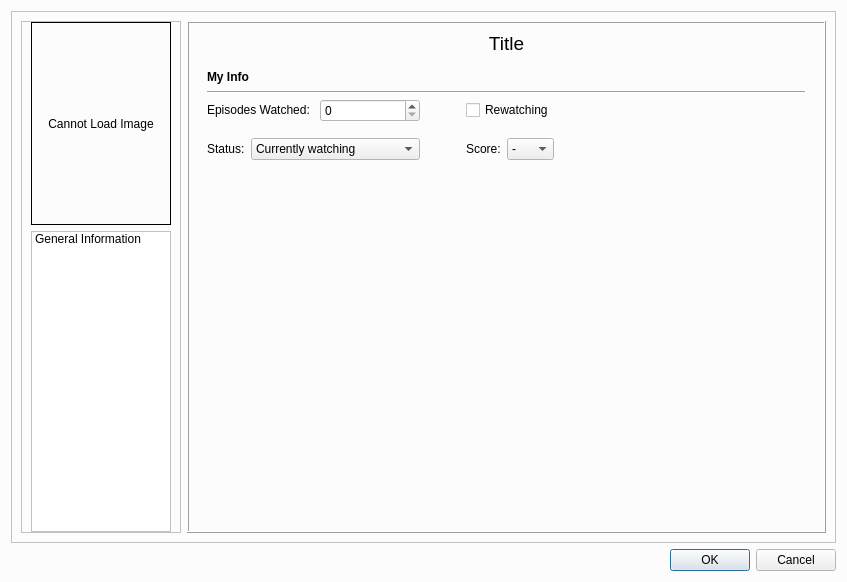
Old version of the form src/ui/dialog_animeinformation.ui in the repository KasaiDot/Ouroboros.
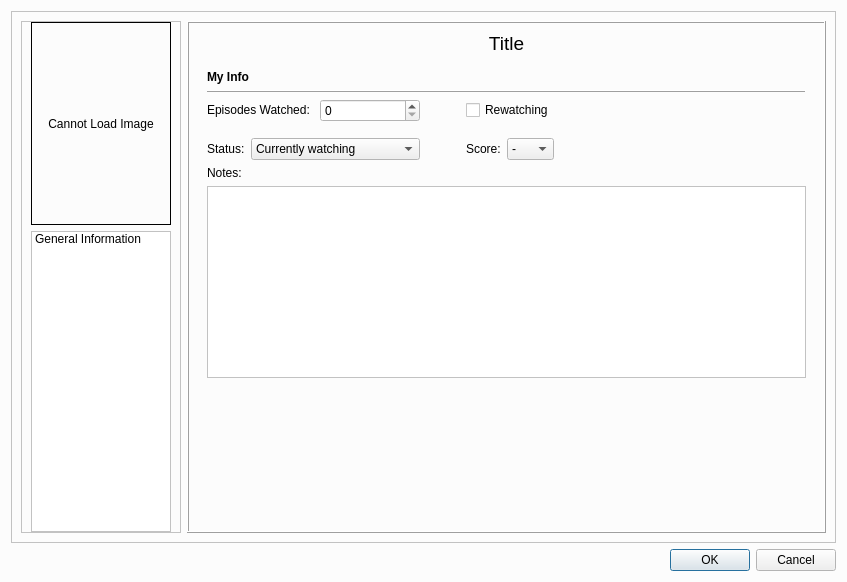
New version of the form. The open tabs and pages were chosen to show the change. Icons and pictures are not drawn.

Commit message:
Added ability to change notes
- Fixed a few bugs
- Progress will now sort by the amount of episodes as well as the
priority

Diff of the .ui file:
```diff
--- a/src/ui/dialog_animeinformation.ui
+++ b/src/ui/dialog_animeinformation.ui
@@ -988,6 +988,16 @@
                </item>
               </layout>
              </item>
+             <item>
+              <widget class="QLabel" name="label_10">
+               <property name="text">
+                <string>Notes:</string>
+               </property>
+              </widget>
+             </item>
+             <item>
+              <widget class="QPlainTextEdit" name="NotesTextBox"/>
+             </item>
              <item>
               <spacer name="verticalSpacer_3">
                <property name="orientation">
```
Left out of the diff: 2 changed lines with no effect on the pictures. The commit also changes 6 other files.
